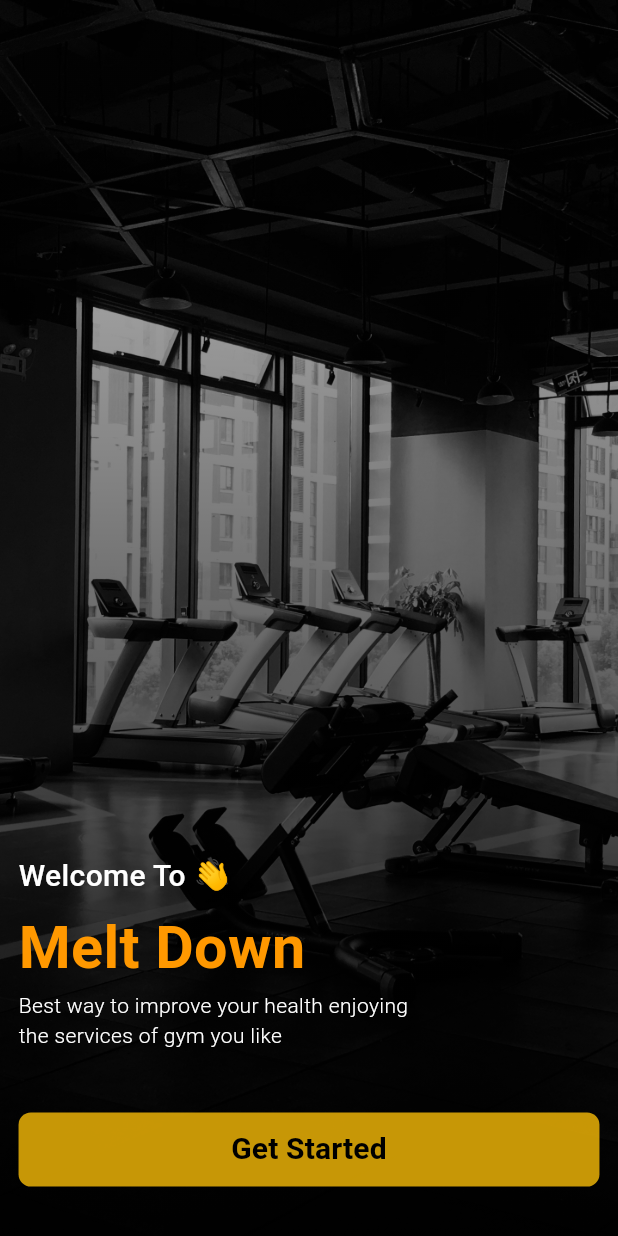
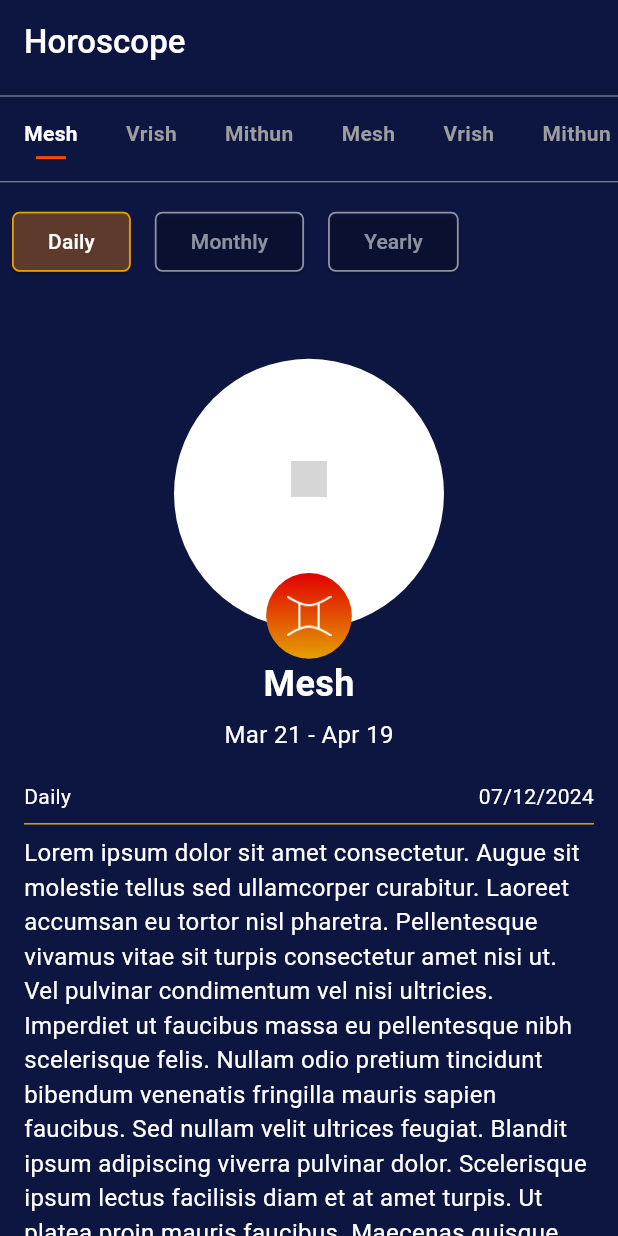
Before and after one commit to sumanghimire00/task, a Flutter app: the screen it shows after launch, on a phone screen of 412 x 824 dp. Run offline on Flutter 3.47's test engine with Material 3 defaults, Android fonts, the phone set to English and light mode, and no system bars; grey boxes are pictures that could not be loaded.

Commit message:
Horoscope Demo added

```diff
--- /dev/null
+++ b/lib/horoscope_model.dart
@@ -0,0 +1,13 @@
+class Horoscope {
+  final String name;
+  final String dateRange;
+  final String? imagePath;
+  final String details;
+
+  Horoscope({
+    required this.name,
+    required this.dateRange,
+    this.imagePath,
+    required this.details,
+  });
+}
--- a/lib/main.dart
+++ b/lib/main.dart
@@ -1,5 +1,5 @@
 import 'package:flutter/material.dart';
-import 'package:task/screens/welcom_screen.dart';
+import 'package:task/test.dart';
 
 void main() {
   runApp(const MyApp());
@@ -17,7 +17,7 @@ class MyApp extends StatelessWidget {
         colorScheme: ColorScheme.fromSeed(seedColor: Colors.deepPurple),
         useMaterial3: true,
       ),
-      home: const WelcomScreen(),
+      home: const HoroscopeScreen(),
     );
   }
 }
--- /dev/null
+++ b/lib/test.dart
@@ -0,0 +1,295 @@
+import 'package:flutter/material.dart';
+import 'package:flutter/widgets.dart';
+import 'package:task/horoscope_model.dart';
+
+enum HoroscopePeriod {
+  daily,
+  monthly,
+  yearly,
+}
+
+extension HoroscopePeriodExtension on HoroscopePeriod {
+  String get displayName {
+    switch (this) {
+      case HoroscopePeriod.daily:
+        return 'Daily';
+      case HoroscopePeriod.monthly:
+        return 'Monthly';
+      case HoroscopePeriod.yearly:
+        return 'Yearly';
+    }
+  }
+}
+
+class HoroscopeScreen extends StatefulWidget {
+  const HoroscopeScreen({super.key});
+
+  @override
+  State<HoroscopeScreen> createState() => _HoroscopeScreenState();
+}
+
+class _HoroscopeScreenState extends State<HoroscopeScreen> {
+  int _selectedHoroscopeIndex = 0;
+  HoroscopePeriod _selectedPeriod = HoroscopePeriod.daily;
+
+  final List<Horoscope> _horoscopes = [
+    Horoscope(
+      name: 'Mesh',
+      dateRange: 'Mar 21 - Apr 19',
+      imagePath: 'assets/mesh.png',
+      details:
+          'Lorem ipsum dolor sit amet consectetur. Augue sit molestie tellus sed ullamcorper curabitur. Laoreet accumsan eu tortor nisl pharetra. Pellentesque vivamus vitae sit turpis consectetur amet nisi ut. Vel pulvinar condimentum vel nisi ultricies. Imperdiet ut faucibus massa eu pellentesque nibh scelerisque felis. Nullam odio pretium tincidunt bibendum venenatis fringilla mauris sapien faucibus. Sed nullam velit ultrices feugiat. Blandit ipsum adipiscing viverra pulvinar dolor. Scelerisque ipsum lectus facilisis diam et at amet turpis. Ut platea proin mauris faucibus. Maecenas quisque neque dapibus libero. Ac tellus accumsan cras ac non eget bibendum dolor nulla. Dictum senectus in ullamcorper massa maecenas condimentum. Mattis egestas ornare nunc aenean placerat in adipiscing diam. Sit sed nulla risus et turpis sagittis donec et pellentesque. Egestas risus ut massa pretium nunc volutpat eget sed. Ornare morbi interdum arcu elit fringilla tincidunt accumsan feugiat. A et lectus maecenas integer feugiat lectus et neque fames. Commodo nisi et dui diam ipsum sed consectetur. A posuere vestibulum quam arcu dictum erat tempus. Sit fusce vitae platea vel egestas in dictum gravida dignissim. Scelerisque lorem consequat viverra nec libero id nulla eros. Quis m.',
+    ),
+    Horoscope(
+      name: 'Vrish',
+      dateRange: 'Apr 20 - May 20',
+      imagePath: 'assets/vrish.png',
+      details: 'Lorem ipsusasang elit...',
+    ),
+    Horoscope(
+      name: 'Mithun',
+      dateRange: 'May 21 - Jun 20',
+      imagePath: 'assets/images/mithun.png',
+      details:
+          'Lorem ipsum dolor sit amet consectetur. Augue sit molestie tellus sed ullamcorper curabitur. Laoreet accumsan eu tortor nisl pharetra. Pellentesque vivamus vitae sit turpis consectetur amet nisi ut. Vel pulvinar condimentum vel nisi ultricies. Imperdiet ut faucibus massa eu pellentesque nibh scelerisque felis. Nullam odio pretium tincidunt bibendum venenatis fringilla mauris sapien faucibus. Sed nullam velit ultrices feugiat. Blandit ipsum adipiscing viverra pulvinar dolor. Scelerisque ipsum lectus facilisis diam et at amet turpis. Ut platea proin mauris faucibus. Maecenas quisque neque dapibus libero. Ac tellus accumsan cras ac non eget bibendum dolor nulla. Dictum senectus in ullamcorper massa maecenas condimentum. Mattis egestas ornare nunc aenean placerat in adipiscing diam. Sit sed nulla risus et turpis sagittis donec et pellentesque. Egestas risus ut massa pretium nunc volutpat eget sed. Ornare morbi interdum arcu elit fringilla tincidunt accumsan feugiat. A et lectus maecenas integer feugiat lectus et neque fames. Commodo nisi et dui diam ipsum sed consectetur. A posuere vestibulum quam arcu dictum erat tempus. Sit fusce vitae platea vel egestas in dictum gravida dignissim. Scelerisque lorem consequat viverra nec libero id nulla eros. Quis m',
+    ),
+    Horoscope(
+      name: 'Mesh',
+      dateRange: 'Mar 21 - Apr 19',
+      imagePath: 'assets/mesh.png',
+      details: 'Lorem ipsum dolor sit amet, consectetur adipiscing elit...',
+    ),
+    Horoscope(
+      name: 'Vrish',
+      dateRange: 'Apr 20 - May 20',
+      imagePath: 'assets/vrish.png',
+      details: 'Lorem ipsum dolor sit amet, consectetur adipiscing elit...',
+    ),
+    Horoscope(
+      name: 'Mithun',
+      dateRange: 'May 21 - Jun 20',
+      imagePath: 'assets/images/mithun.png',
+      details: 'Lorem ipsum dolor sit amet, consectetur adipiscing elit...',
+    ),
+    // Add more horoscopes here
+  ];
+
+  @override
+  Widget build(BuildContext context) {
+    final height = MediaQuery.of(context).size.height;
+
+    return Scaffold(
+      backgroundColor: const Color(0xff0D1641),
+      appBar: AppBar(
+        title: const Text(
+          "Horoscope",
+          style: TextStyle(
+            fontWeight: FontWeight.w500,
+          ),
+        ),
+        backgroundColor: Colors.transparent,
+        foregroundColor: Colors.white,
+      ),
+      body: Column(
+        children: [
+          const Divider(
+            thickness: 0.5,
+          ),
+          //  .............Tab bar for Horoscope .............//
+          _horoScopeTab(),
+          const Divider(
+            thickness: 0.5,
+          ),
+          Row(
+            mainAxisAlignment: MainAxisAlignment.start,
+            children: HoroscopePeriod.values.map((period) {
+              return Padding(
+                padding: const EdgeInsets.all(8.0),
+                child: ElevatedButton(
+                  style: ElevatedButton.styleFrom(
+                    side: BorderSide(
+                      color: _selectedPeriod == period
+                          ? const Color(0xffE4A003)
+                          : Colors.white54,
+                      width: 1.2,
+                    ),
+                    backgroundColor: _selectedPeriod == period
+                        ? const Color.fromARGB(255, 94, 58, 44)
+                        : Colors.transparent,
+                    shape: RoundedRectangleBorder(
+                      borderRadius: BorderRadius.circular(5),
+                    ),
+                  ),
+                  onPressed: () {
+                    setState(() {
+                      _selectedPeriod = period;
+                    });
+                  },
+                  child: Text(
+                    period.displayName,
+                    style: TextStyle(
+                      color: _selectedPeriod == period
+                          ? Colors.white
+                          : Colors.white54,
+                    ),
+                  ),
+                ),
+              );
+            }).toList(),
+          ),
+          const SizedBox(height: 10),
+          Expanded(
+            child: _horoScopeContent(
+                _horoscopes[_selectedHoroscopeIndex], _selectedPeriod),
+          ),
+        ],
+      ),
+    );
+  }
+
+//  Horoscope Top tab bar
+  Widget _horoScopeTab() {
+    final height = MediaQuery.of(context).size.height;
+    return SizedBox(
+      height: height * 0.05,
+      child: ListView.builder(
+        scrollDirection: Axis.horizontal,
+        itemCount: _horoscopes.length,
+        itemBuilder: (context, index) {
+          return GestureDetector(
+            onTap: () {
+              setState(() {
+                _selectedHoroscopeIndex = index;
+              });
+            },
+            child: Padding(
+              padding: const EdgeInsets.symmetric(horizontal: 16.0),
+              child: Column(
+                mainAxisAlignment: MainAxisAlignment.center,
+                children: [
+                  Text(
+                    _horoscopes[index].name,
+                    style: TextStyle(
+                      color: _selectedHoroscopeIndex == index
+                          ? Colors.white
+                          : Colors.grey,
+                      fontWeight: FontWeight.bold,
+                    ),
+                  ),
+                  const SizedBox(height: 5.0),
+                  Container(
+                    height: 2.0,
+                    width: 20.0,
+                    color: _selectedHoroscopeIndex == index
+                        ? const Color(0xffFE4A00)
+                        : Colors.transparent,
+                  ),
+                ],
+              ),
+            ),
+          );
+        },
+      ),
+    );
+  }
+
+  Widget _horoScopeContent(Horoscope horoscope, HoroscopePeriod period) {
+    return SingleChildScrollView(
+      padding: const EdgeInsets.all(16.0),
+      child: Column(
+        children: [
+          Container(
+            padding: const EdgeInsets.symmetric(vertical: 20),
+            child: Stack(
+              clipBehavior: Clip.none,
+              alignment: Alignment.center,
+              children: [
+                CircleAvatar(
+                  backgroundColor: Colors.white,
+                  radius: 90,
+                  child: Padding(
+                    padding: const EdgeInsets.only(
+                        left: 20, right: 20, top: 20, bottom: 40),
+                    child: Image.asset(
+                      fit: BoxFit.contain,
+                      horoscope.imagePath!,
+                      errorBuilder: (context, error, stackTrace) {
+                        return const Icon(Icons.photo);
+                      },
+                    ),
+                  ),
+                ),
+                Positioned(
+                  bottom:
+                      -20, // Adjust this value to position the small circle correctly
+                  child: Container(
+                      padding: const EdgeInsets.all(15),
+                      decoration: const BoxDecoration(
+                        gradient: LinearGradient(
+                          begin: Alignment.topCenter,
+                          end: Alignment.bottomCenter,
+                          colors: [
+                            Color(0xffE10000),
+                            Color(0xffE4A003),
+                          ],
+                        ),
+                        shape: BoxShape.circle,
+                      ),
+                      alignment: Alignment.center,
+                      child: Image.asset(
+                        fit: BoxFit.contain,
+                        "assets/images/m1.png",
+                        scale: 1.4,
+                      )),
+                ),
+              ],
+            ),
+          ),
+          Text(
+            horoscope.name,
+            style: const TextStyle(
+                fontSize: 24.0,
+                fontWeight: FontWeight.bold,
+                color: Colors.white),
+          ),
+          const SizedBox(height: 5.0),
+          Text(
+            horoscope.dateRange,
+            style: const TextStyle(
+              fontSize: 16.0,
+              color: Colors.white,
+            ),
+          ),
+          const SizedBox(height: 20.0),
+          Row(
+            mainAxisAlignment: MainAxisAlignment.spaceBetween,
+            children: [
+              Text(
+                period.displayName,
+                style: const TextStyle(
+                  color: Colors.white,
+                ),
+              ),
+              const Text(
+                "07/12/2024",
+                style: TextStyle(
+                  color: Colors.white,
+                ),
+              ),
+            ],
+          ),
+          const Divider(
+            color: Color(0xffE4A003),
+          ),
+          Text(
+            horoscope.details,
+            style: const TextStyle(
+              fontSize: 16.0,
+              color: Colors.white,
+            ),
+          ),
+        ],
+      ),
+    );
+  }
+}
```
Also changed, not shown: pubspec.yaml (+3 -5 lines), assets/images/m1.png (added), assets/images/mithun.png (added), pubspec.lock.
